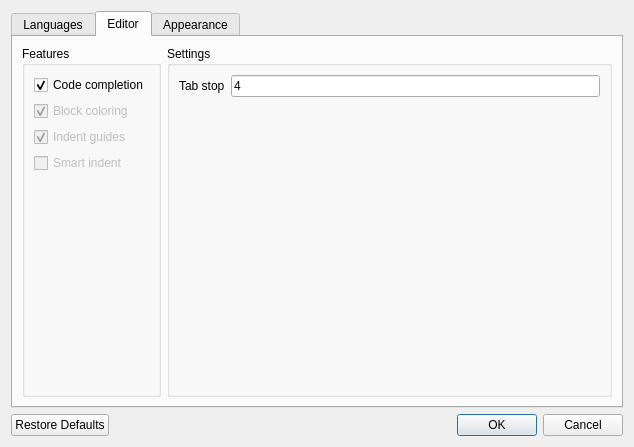
Before: the Qt Designer form src/propelleride/forms/preferences.ui in parallaxinc/PropellerIDE, drawn with Qt 5.
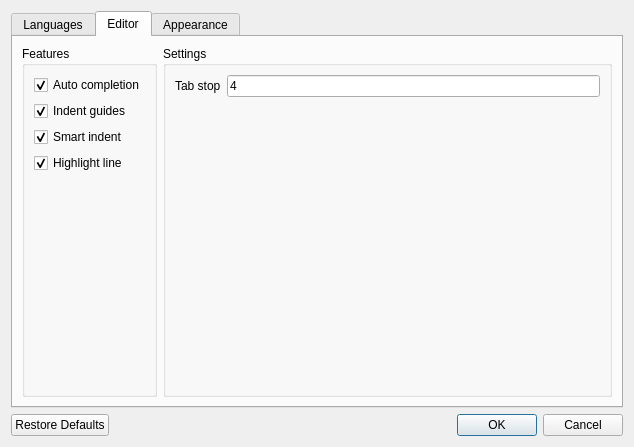
After: the same form once the commit is applied. The open tabs and pages were chosen to show the change. Icons and pictures are not drawn. Custom widgets are drawn as their Qt base class.

Commit message:
Fully integrate new Preferences dialog (IDE-71)
- The preferences dialog UI is fully functional (IDE-115).
- Dialog much shorter and easier to maintain (IDE-71).
- Theme first run startup bug fixed (IDE-154).
- Multiple library paths are now supported (IDE-170).
- More editing features exposed through interface.

Patch:
```diff
--- a/src/propelleride/forms/preferences.ui
+++ b/src/propelleride/forms/preferences.ui
@@ -85,7 +85,7 @@
           <item row="0" column="0">
            <widget class="QCheckBox" name="enableCodeCompletion">
             <property name="text">
-             <string>Code completion</string>
+             <string>Auto completion</string>
             </property>
             <property name="checked">
              <bool>true</bool>
@@ -95,20 +95,7 @@
           <item row="1" column="0">
            <widget class="QCheckBox" name="enableBlockColoring">
             <property name="enabled">
-             <bool>false</bool>
-            </property>
-            <property name="text">
-             <string>Block coloring</string>
-            </property>
-            <property name="checked">
              <bool>true</bool>
-            </property>
-           </widget>
-          </item>
-          <item row="2" column="0">
-           <widget class="QCheckBox" name="enableIndentGuides">
-            <property name="enabled">
-             <bool>false</bool>
             </property>
             <property name="text">
              <string>Indent guides</string>
@@ -118,13 +105,26 @@
             </property>
            </widget>
           </item>
-          <item row="3" column="0">
-           <widget class="QCheckBox" name="checkBox">
+          <item row="2" column="0">
+           <widget class="QCheckBox" name="smartIndent">
             <property name="enabled">
-             <bool>false</bool>
+             <bool>true</bool>
             </property>
             <property name="text">
              <string>Smart indent</string>
+            </property>
+            <property name="checked">
+             <bool>true</bool>
+            </property>
+           </widget>
+          </item>
+          <item row="3" column="0">
+           <widget class="QCheckBox" name="highlightLine">
+            <property name="text">
+             <string>Highlight line</string>
+            </property>
+            <property name="checked">
+             <bool>true</bool>
             </property>
            </widget>
           </item>
```
Left out of the diff: 4 changed lines with no effect on the pictures. The commit also changes 7 other files.
